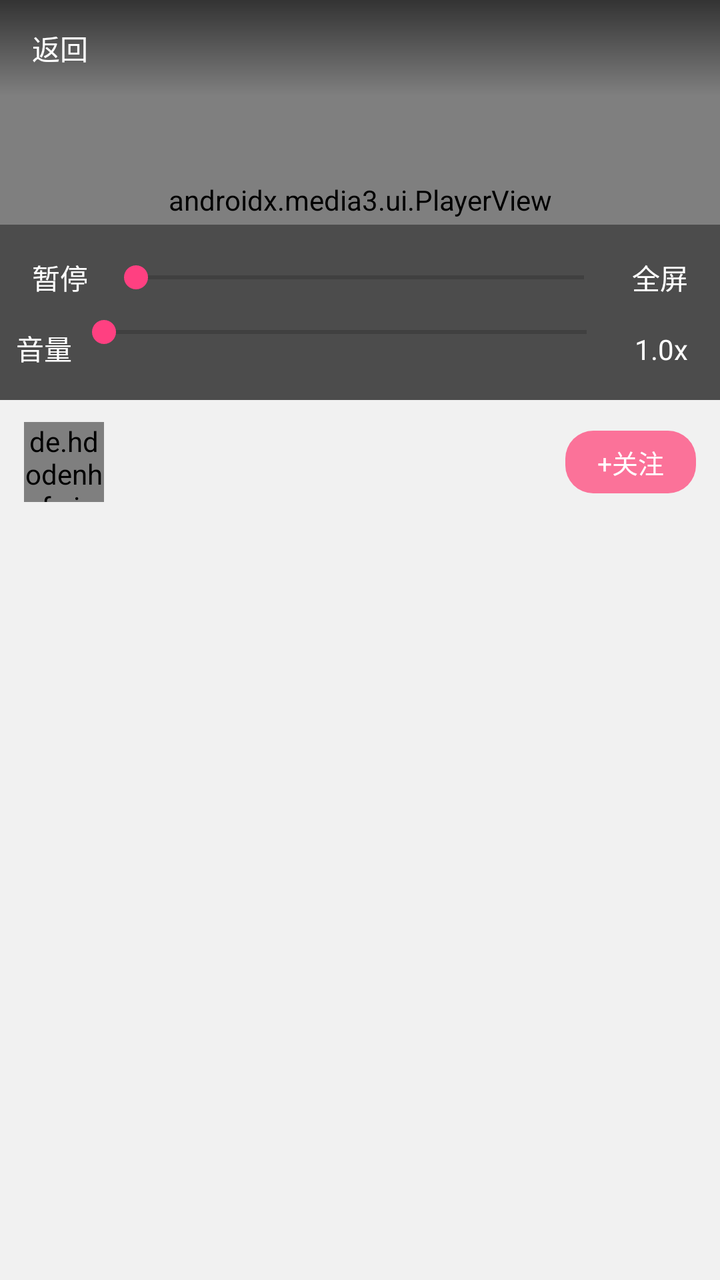
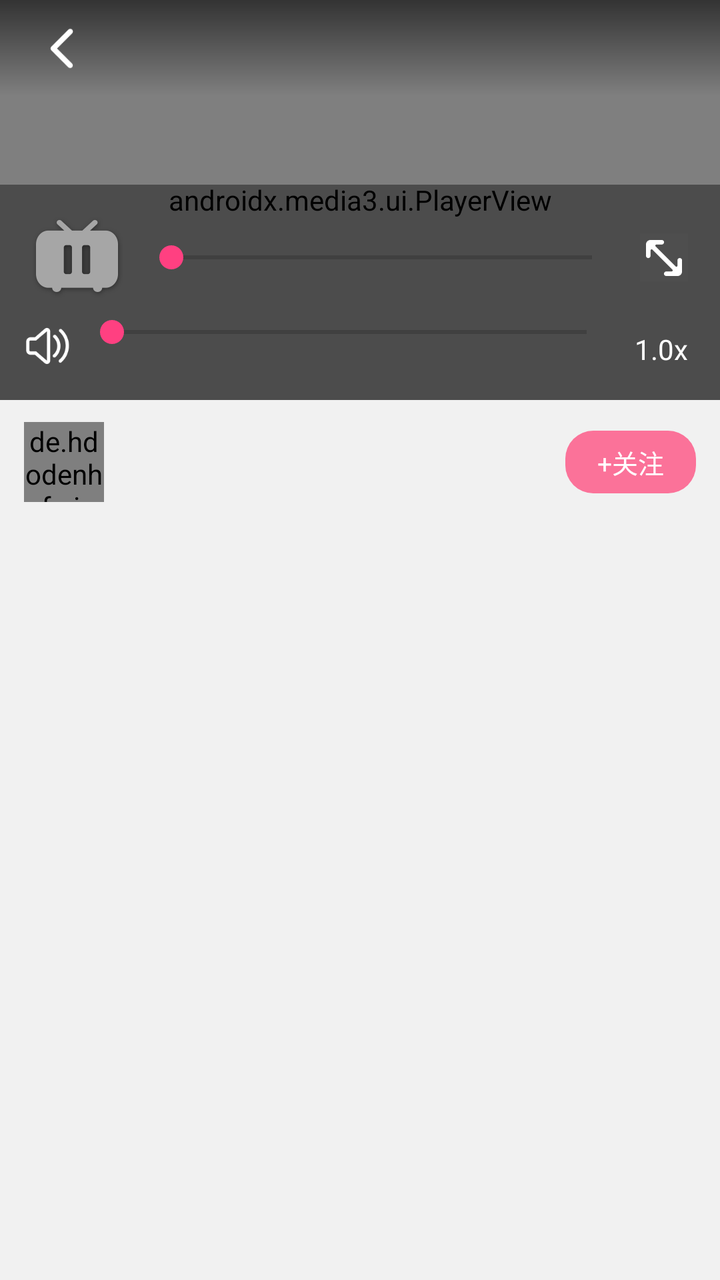

Compare the two renders of this Android layout. The source of the first and the diff that turns it into the second are given below.
<!-- AndroidManifest.xml: application theme AppTheme -->
<!-- res/layout/activity_live_play.xml -->
<?xml version="1.0" encoding="utf-8"?>
<LinearLayout
    xmlns:android="http://schemas.android.com/apk/res/android"
    xmlns:app="http://schemas.android.com/apk/res-auto"
    android:id="@+id/main"
    android:layout_width="match_parent"
    android:layout_height="match_parent"
    android:orientation="vertical">

    
    <FrameLayout
        android:id="@+id/player_container"
        android:layout_width="match_parent"
        android:layout_height="200dp"
        android:background="@android:color/black">

        
        <androidx.media3.ui.PlayerView
            android:id="@+id/player_view"
            android:layout_width="match_parent"
            android:layout_height="match_parent"
            app:use_controller="false"/>

        
        <ProgressBar
            android:id="@+id/loading"
            android:layout_width="wrap_content"
            android:layout_height="wrap_content"
            android:layout_gravity="center"/>

        
        <LinearLayout
            android:id="@+id/control_bar"
            android:layout_width="match_parent"
            android:layout_height="wrap_content"
            android:layout_gravity="bottom"
            android:orientation="vertical"
            android:gravity="center_vertical"
            android:background="#66000000"
            android:padding="8dp">

            
            <LinearLayout
                android:layout_width="match_parent"
                android:layout_height="wrap_content"
                android:orientation="horizontal"
                android:gravity="center_vertical">

                <TextView
                    android:id="@+id/btn_play"
                    android:layout_width="wrap_content"
                    android:layout_height="wrap_content"
                    android:padding="8dp"
                    android:text="暂停"
                    android:textColor="@color/white"/>

                <SeekBar
                    android:id="@+id/seek_bar"
                    android:layout_width="0dp"
                    android:layout_height="wrap_content"
                    android:layout_weight="1"/>

                <TextView
                    android:id="@+id/btn_fullscreen"
                    android:layout_width="wrap_content"
                    android:layout_height="wrap_content"
                    android:padding="8dp"
                    android:text="全屏"
                    android:textColor="@color/white"/>

            </LinearLayout>

            
            <LinearLayout
                android:layout_width="match_parent"
                android:layout_height="wrap_content"
                android:orientation="horizontal"
                android:layout_gravity="center_vertical">

                <TextView
                    android:layout_width="wrap_content"
                    android:layout_height="wrap_content"
                    android:text="音量"
                    android:textColor="@color/white"/>

                <SeekBar
                    android:id="@+id/volume_seek_bar"
                    android:layout_width="0dp"
                    android:layout_height="wrap_content"
                    android:layout_weight="1"/>

                <TextView
                    android:id="@+id/btn_speed"
                    android:layout_width="wrap_content"
                    android:layout_height="wrap_content"
                    android:padding="8dp"
                    android:text="1.0x"
                    android:textColor="@color/white"/>
            </LinearLayout>

        </LinearLayout>

        
        <LinearLayout
            android:id="@+id/top_bar"
            android:layout_width="match_parent"
            android:layout_height="48dp"
            android:layout_gravity="top"
            android:orientation="horizontal"
            android:gravity="center_vertical"
            android:background="@drawable/bg_live_top_bar"
            android:paddingStart="8dp"
            android:paddingEnd="8dp">

            <TextView
                android:id="@+id/tv_back"
                android:layout_width="wrap_content"
                android:layout_height="wrap_content"
                android:padding="8dp"
                android:text="返回"
                android:textColor="@color/white"/>

            <TextView
                android:id="@+id/tv_title"
                android:layout_width="0dp"
                android:layout_height="wrap_content"
                android:layout_weight="1"
                android:gravity="center"
                android:ellipsize="end"
                android:maxLines="1"
                android:textColor="@color/white"
                android:textSize="16sp"/>
        </LinearLayout>

    </FrameLayout>

    
    <LinearLayout
        android:layout_width="match_parent"
        android:layout_height="wrap_content"
        android:orientation="horizontal"
        android:gravity="center_vertical"
        android:paddingStart="12dp"
        android:paddingEnd="12dp"
        android:paddingTop="10dp"
        android:paddingBottom="10dp">

        <de.hdodenhof.circleimageview.CircleImageView
            android:id="@+id/iv_avatar"
            android:layout_width="40dp"
            android:layout_height="40dp"
            android:src="@drawable/bili_default_avatar"/>

        <LinearLayout
            android:layout_width="0dp"
            android:layout_height="wrap_content"
            android:layout_weight="1"
            android:orientation="vertical"
            android:layout_marginStart="10dp">

            <TextView
                android:id="@+id/tv_user_name"
                android:layout_width="wrap_content"
                android:layout_height="wrap_content"
                android:textColor="@color/text_main"
                android:textSize="16sp"
                android:textStyle="bold"/>

            <TextView
                android:id="@+id/tv_online"
                android:layout_width="wrap_content"
                android:layout_height="wrap_content"
                android:layout_marginTop="3dp"
                android:textColor="@color/text_sub"
                android:textSize="13sp"/>
        </LinearLayout>

        <TextView
            android:id="@+id/btn_attention"
            android:layout_width="wrap_content"
            android:layout_height="wrap_content"
            android:background="@drawable/bg_btn_attention"
            android:paddingStart="16dp"
            android:paddingEnd="16dp"
            android:paddingTop="6dp"
            android:paddingBottom="6dp"
            android:text="+关注"
            android:textColor="@color/white"
            android:textSize="13sp"/>
    </LinearLayout>

    
    <com.google.android.material.tabs.TabLayout
        android:id="@+id/tab_layout"
        android:layout_width="match_parent"
        android:layout_height="40dp"
        app:tabMode="fixed"
        app:tabSelectedTextColor="@color/colorPrimary"
        app:tabTextColor="@color/text_sub"/>

    
    <androidx.viewpager2.widget.ViewPager2
        android:id="@+id/view_pager"
        android:layout_width="match_parent"
        android:layout_height="0dp"
        android:layout_weight="1"/>

</LinearLayout>
<!-- resources referenced by this layout -->
<resources>
  <color name="colorPrimary">#FB7299</color>
  <color name="text_main">#212121</color>
  <color name="text_sub">#999999</color>
  <color name="white">#FFFFFFFF</color>
  <!-- drawable bg_btn_attention (drawable) -->
  <?xml version="1.0" encoding="utf-8"?>
  <shape xmlns:android="http://schemas.android.com/apk/res/android"
      android:shape="rectangle">
      <solid android:color="@color/colorPrimary" />
      <corners android:radius="14dp"/>
  </shape>
  <!-- drawable bg_live_top_bar (drawable) -->
  <?xml version="1.0" encoding="utf-8"?>
  <shape xmlns:android="http://schemas.android.com/apk/res/android"
      android:shape="rectangle">
      <gradient
          android:angle="270"
          android:startColor="#99000000"
          android:endColor="#00000000" />
  </shape>
  <!-- drawable bili_default_avatar: png bitmap (drawable-hdpi, 2229 bytes) -->
  <style name="AppTheme" parent="Theme.AppCompat.Light.NoActionBar">
          <item name="colorPrimary">@color/colorPrimary</item>
          <item name="colorPrimaryDark">@color/colorPrimaryDark</item>
          <item name="colorAccent">@color/colorAccent</item>
  
          <item name="android:windowBackground">@color/bg_main</item>
  
          <item name="android:statusBarColor">@color/colorPrimary</item>
      </style>
  <color name="colorPrimaryDark">#B85671</color>
  <color name="colorAccent">#FF4081</color>
  <color name="bg_main">#F1F1F1</color>
</resources>

<!-- the commit's change to res/layout/activity_live_play.xml (unified diff, before → after) -->
@@ -46,13 +46,12 @@
                 android:orientation="horizontal"
                 android:gravity="center_vertical">
 
-                <TextView
-                    android:id="@+id/btn_play"
+                <ImageView
+                    android:id="@+id/iv_play"
                     android:layout_width="wrap_content"
                     android:layout_height="wrap_content"
                     android:padding="8dp"
-                    android:text="暂停"
-                    android:textColor="@color/white"/>
+                    android:src="@drawable/ic_tv_stop"/>
 
                 <SeekBar
                     android:id="@+id/seek_bar"
@@ -60,13 +59,12 @@
                     android:layout_height="wrap_content"
                     android:layout_weight="1"/>
 
-                <TextView
-                    android:id="@+id/btn_fullscreen"
+                <ImageView
+                    android:id="@+id/iv_fullscreen"
                     android:layout_width="wrap_content"
                     android:layout_height="wrap_content"
                     android:padding="8dp"
-                    android:text="全屏"
-                    android:textColor="@color/white"/>
+                    android:src="@drawable/ic_portrait_fullscreen"/>
 
             </LinearLayout>
 
@@ -77,11 +75,12 @@
                 android:orientation="horizontal"
                 android:layout_gravity="center_vertical">
 
-                <TextView
-                    android:layout_width="wrap_content"
-                    android:layout_height="wrap_content"
-                    android:text="音量"
-                    android:textColor="@color/white"/>
+                <ImageView
+                    android:id="@+id/iv_volume"
+                    android:layout_width="wrap_content"
+                    android:layout_height="wrap_content"
+                    android:padding="4dp"
+                    android:src="@drawable/ic_volume_2"/>
 
                 <SeekBar
                     android:id="@+id/volume_seek_bar"
@@ -112,13 +111,12 @@
             android:paddingStart="8dp"
             android:paddingEnd="8dp">
 
-            <TextView
-                android:id="@+id/tv_back"
+            <ImageView
+                android:id="@+id/iv_back"
                 android:layout_width="wrap_content"
                 android:layout_height="wrap_content"
                 android:padding="8dp"
-                android:text="返回"
-                android:textColor="@color/white"/>
+                android:src="@drawable/ic_arrow_back"/>
 
             <TextView
                 android:id="@+id/tv_title"
<!-- resource entries referenced after the edit -->
@@ -21,6 +21,10 @@
           android:endColor="#00000000" />
   </shape>
   <!-- drawable bili_default_avatar: png bitmap (drawable-hdpi, 2229 bytes) -->
+  <!-- drawable ic_arrow_back: png bitmap (drawable-xhdpi, 224 bytes) -->
+  <!-- drawable ic_portrait_fullscreen: png bitmap (drawable-hdpi, 302 bytes) -->
+  <!-- drawable ic_tv_stop: png bitmap (drawable-hdpi, 1595 bytes) -->
+  <!-- drawable ic_volume_2: png bitmap (drawable-xxxhdpi, 1485 bytes) -->
   <style name="AppTheme" parent="Theme.AppCompat.Light.NoActionBar">
           <item name="colorPrimary">@color/colorPrimary</item>
           <item name="colorPrimaryDark">@color/colorPrimaryDark</item>
